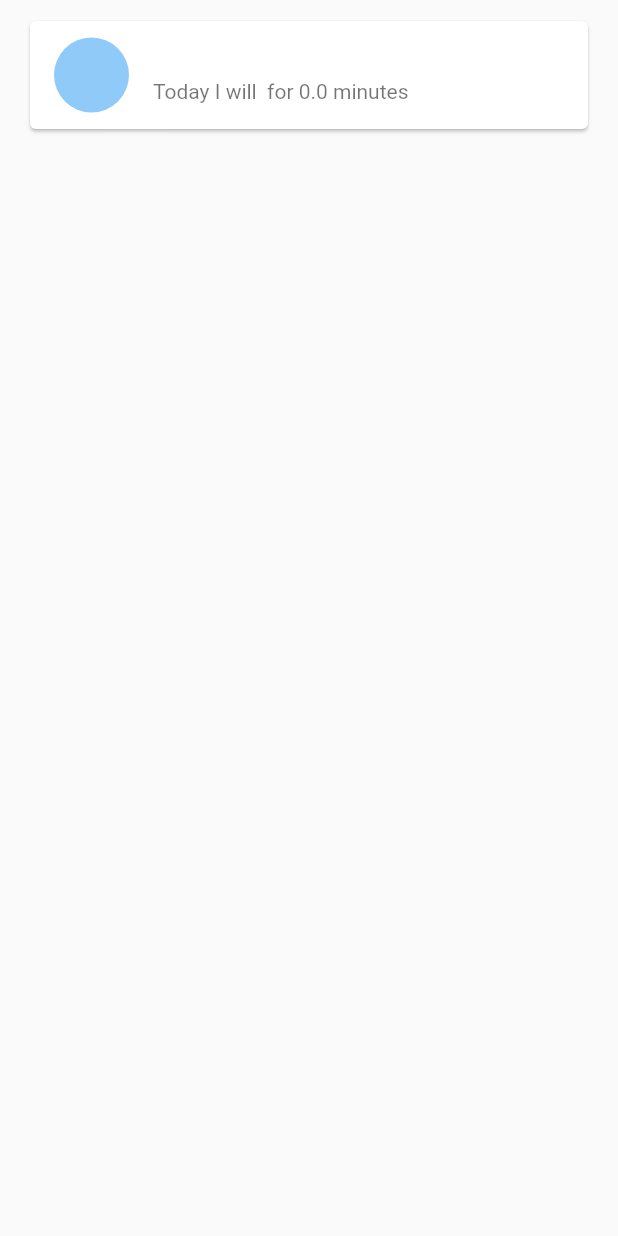
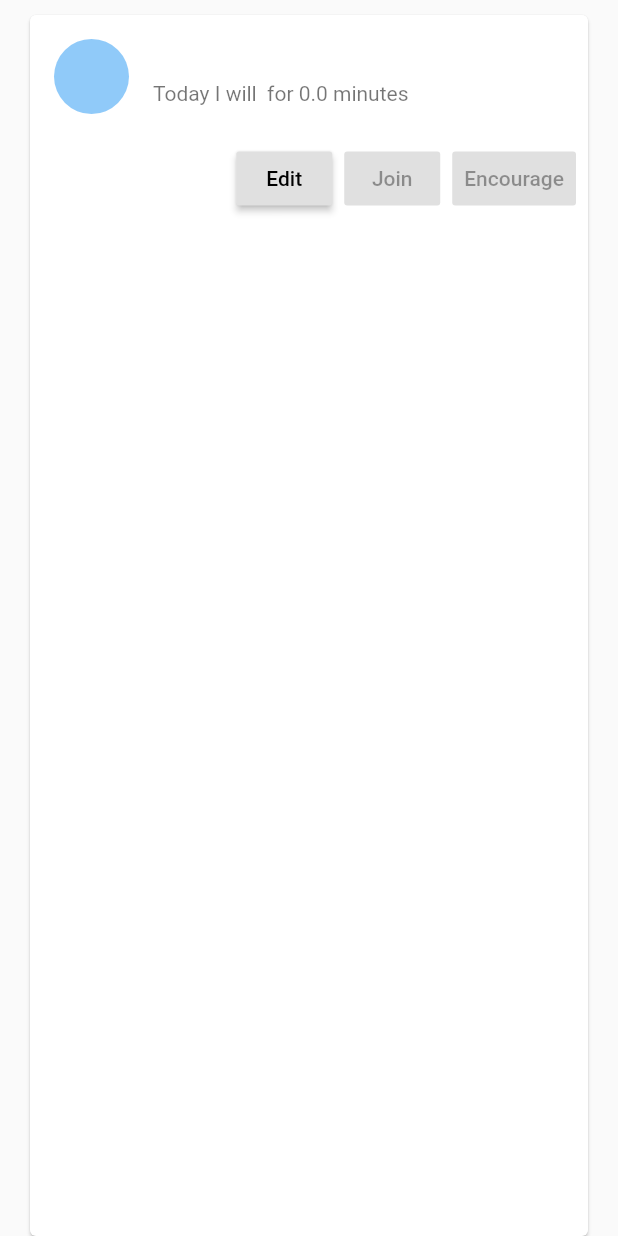
Before and after one commit to DLKenrickASU/PfLTestingGrounds, a Flutter app: the GoalTile widget shown alone on an empty page, opened directly with empty values, on a phone screen of 412 x 824 dp. Run offline on Flutter 3.47's test engine with Material 2 defaults, Android fonts, the phone set to English and light mode, and no system bars; our stand-ins replace cloud_firestore, firebase_auth, flutter_spinkit; accounts and stored records are empty.

Commit message:
I still don't know where these are going

```diff
--- a/lib/screens/home/goal_tile.dart
+++ b/lib/screens/home/goal_tile.dart
@@ -1,24 +1,45 @@
+import 'package:flutter/cupertino.dart';
 import 'package:pflhome/models/goal.dart';
 import 'package:flutter/material.dart';
+import 'package:pflhome/screens/home/settings_form.dart';
 
 class GoalTile extends StatelessWidget {
 
   final Goal goal;
   GoalTile({ this.goal });
 
+
   @override
   Widget build(BuildContext context) {
-    return Padding(
-      padding: EdgeInsets.only(top: 8.0),
-      child: Card(margin: EdgeInsets.fromLTRB(20, 6, 20, 20),
-      child: ListTile(
+
+      void _showSettingsPanel() {
+      showCupertinoDialog(context: context, builder: (context) {
+        return Container(
+          padding: EdgeInsets.symmetric(vertical: 0.0, horizontal: 0.0),
+          child: Material(child: SettingsForm()),
+        );
+      },);
+    }
+
+    return Card(margin: EdgeInsets.fromLTRB(20, 10, 20, 0),
+    child: Column(
+      children: <Widget>[
+        SizedBox(height: 5.0),
+        ListTile(
           leading: CircleAvatar(
             radius: 25.0,
             backgroundColor: Colors.blue[200],
             ),
             title: Text(goal.name),
             subtitle: Text('Today I will ${goal.goal} for ${(goal.goalDuration/60000)} minutes'),
-      ),)
+        ),
+        ButtonBar(children: <Widget>[
+          RaisedButton(onPressed: () => _showSettingsPanel(), child: Text('Edit')),
+          RaisedButton(onPressed: null, child: Text('Join')),
+          RaisedButton(onPressed: null, child: Text('Encourage')),
+        ])
+      ],
+    ),
     );
   }
 }
```
Also changed, not shown: lib/screens/home/settings_form.dart (+8 -6 lines). Lines whose indentation alone changed are shown as unchanged.
